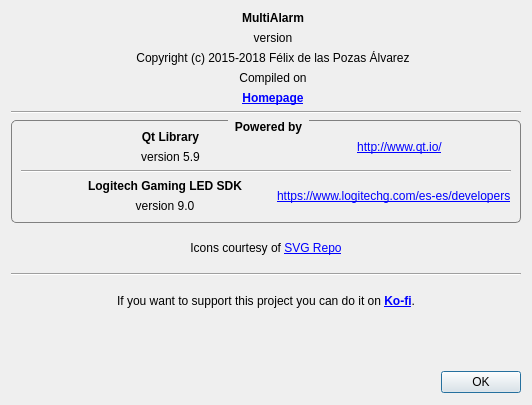
First picture: the form in AboutDialog.ui, repository FelixdelasPozas/MultiAlarm, before the edit.
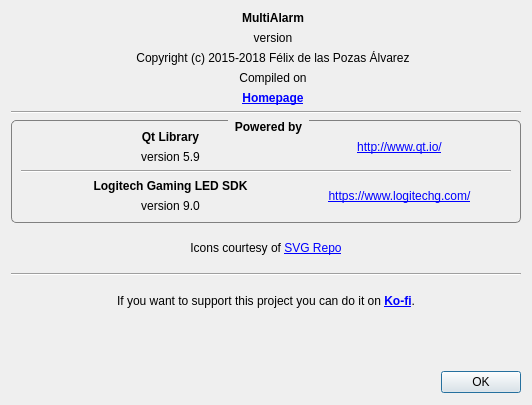
Second picture: the form after the edit. Icons and pictures are not drawn. Custom widgets are drawn as their Qt base class.

Commit message: Bump to version 1.5. Update logitech link in about dialog.

What changed in the file:
```diff
--- a/AboutDialog.ui
+++ b/AboutDialog.ui
@@ -320,7 +320,10 @@
           <item>
            <widget class="QLabel" name="label_6">
             <property name="text">
-             <string>&lt;a href=&quot;https://www.logitechg.com/es-es/developers&quot;&gt;https://www.logitechg.com/es-es/developers&lt;/a&gt;</string>
+             <string>&lt;a href=&quot;https://www.logitechg.com/en-us/programs/partner-developer-lab&quot;&gt;https://www.logitechg.com/&lt;/a&gt;</string>
+            </property>
+            <property name="alignment">
+             <set>Qt::AlignmentFlag::AlignCenter</set>
             </property>
             <property name="openExternalLinks">
              <bool>true</bool>
```
The commit also changes 4 other files.
